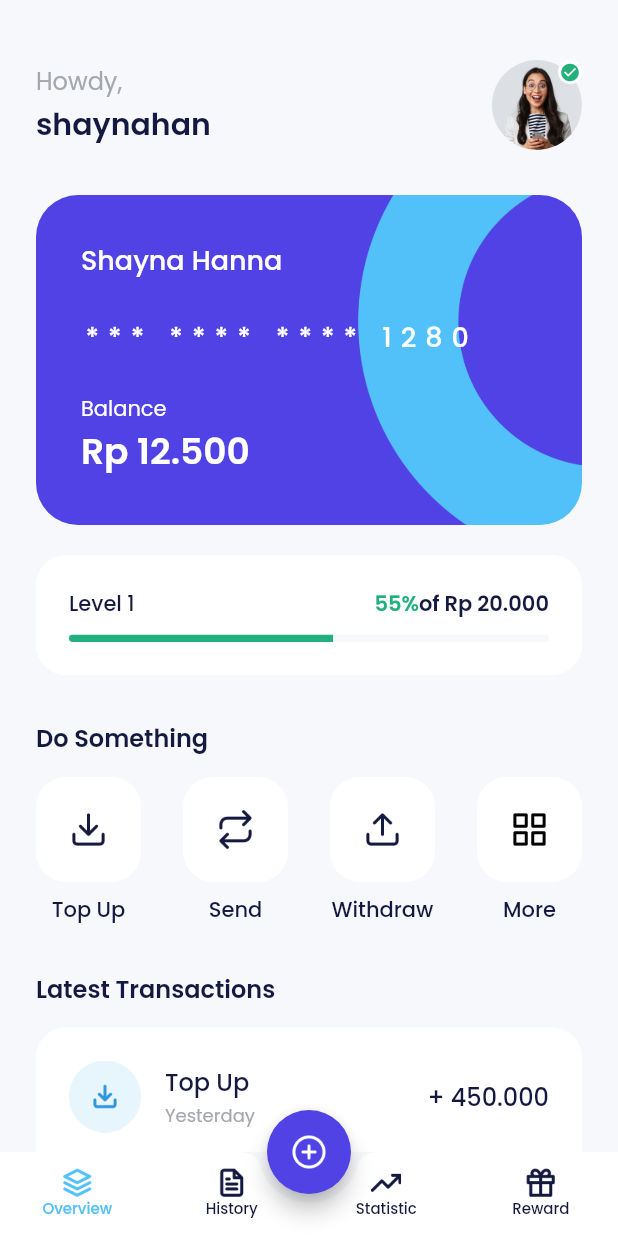
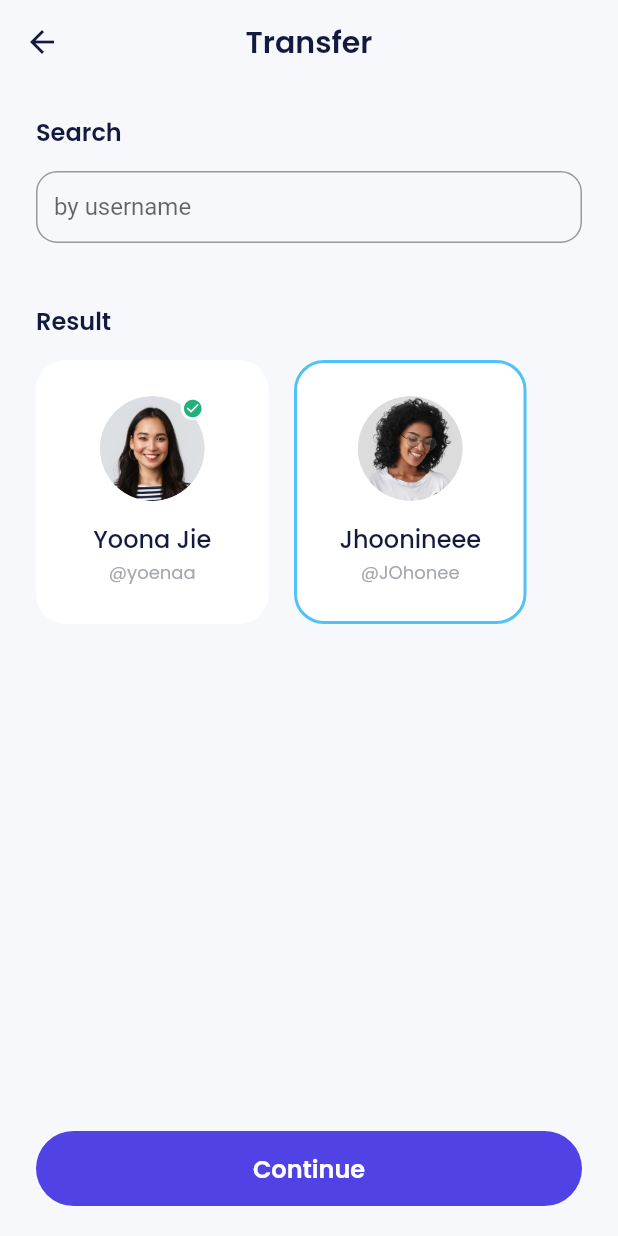
Before and after one commit to Ripat-2345/bank_sha_app, a Flutter app: the HomePage screen opened by its route, after a tap on "Send", on a phone screen of 412 x 824 dp. Run offline on Flutter 3.47's test engine with Material 2 defaults, Android fonts, the phone set to English and light mode, and no system bars; our stand-ins replace another_flushbar, bloc, carousel_slider, equatable, flutter_bloc, google_fonts and 1 more.

Commit message:
feat: creating transfer feature

```diff
--- a/lib/main.dart
+++ b/lib/main.dart
@@ -8,6 +8,9 @@
 import 'package:bank_sha_app/ui/pages/topup_amount_page.dart';
 import 'package:bank_sha_app/ui/pages/topup_page.dart';
 import 'package:bank_sha_app/ui/pages/topup_success_page.dart';
+import 'package:bank_sha_app/ui/pages/transfer_amount_page.dart';
+import 'package:bank_sha_app/ui/pages/transfer_page.dart';
+import 'package:bank_sha_app/ui/pages/transfer_success_page.dart';
 
 import '/ui/pages/home_page.dart';
 import '/ui/pages/sign_up_success_page.dart';
@@ -61,6 +64,9 @@
           '/topup': (context) => const TopupPage(),
           '/topup-amount': (context) => const TopupAmountPage(),
           '/topup-success': (context) => const TopupSuccessPage(),
+          '/transfer': (context) => const TransferPage(),
+          '/transfer-amount': (context) => const TransferAmountPage(),
+          '/transfer-success': (context) => const TransferSuccessPage(),
         },
       ),
     );
--- a/lib/ui/pages/home_page.dart
+++ b/lib/ui/pages/home_page.dart
@@ -280,7 +280,9 @@
               HomeServiceItem(
                 iconUrl: "assets/icons/ic_send.png",
                 title: "Send",
-                onTap: () {},
+                onTap: () {
+                  Navigator.pushNamed(context, "/transfer");
+                },
               ),
               HomeServiceItem(
                 iconUrl: "assets/icons/ic_withdraw.png",
--- /dev/null
+++ b/lib/ui/pages/transfer_page.dart
@@ -0,0 +1,139 @@
+import 'package:bank_sha_app/shared/theme.dart';
+import 'package:bank_sha_app/ui/widgets/buttons.dart';
+import 'package:bank_sha_app/ui/widgets/forms.dart';
+import 'package:bank_sha_app/ui/widgets/transfer_recent_user_item.dart';
+import 'package:bank_sha_app/ui/widgets/transfer_result_user_item.dart';
+import 'package:flutter/material.dart';
+
+class TransferPage extends StatelessWidget {
+  const TransferPage({super.key});
+
+  @override
+  Widget build(BuildContext context) {
+    return Scaffold(
+      appBar: AppBar(
+        title: const Text("Transfer"),
+      ),
+      body: Stack(
+        children: [
+          ListView(
+            padding: const EdgeInsetsDirectional.symmetric(
+              horizontal: 24,
+            ),
+            children: [
+              const SizedBox(height: 20),
+              Text(
+                "Search",
+                style: blackTextStyle.copyWith(
+                  fontSize: 16,
+                  fontWeight: semiBold,
+                ),
+              ),
+              const SizedBox(height: 14),
+              const CustomFormField(
+                title: "by username",
+                isShowTitle: false,
+              ),
+              buildResult(),
+              const SizedBox(
+                height: 80,
+              ),
+            ],
+          ),
+          Align(
+            alignment: Alignment.bottomCenter,
+            child: Container(
+              margin: const EdgeInsets.only(bottom: 20),
+              padding: const EdgeInsetsDirectional.symmetric(
+                horizontal: 24,
+              ),
+              child: CustomFilledButton(
+                title: "Continue",
+                onPressed: () {
+                  Navigator.pushNamed(context, '/transfer-amount');
+                },
+              ),
+            ),
+          ),
+        ],
+      ),
+    );
+  }
+
+  Widget buildRecentUsers() {
+    return Container(
+      margin: const EdgeInsets.only(
+        top: 40,
+      ),
+      child: Column(
+        crossAxisAlignment: CrossAxisAlignment.start,
+        children: [
+          Text(
+            "Recent Users",
+            style: blackTextStyle.copyWith(
+              fontSize: 16,
+              fontWeight: semiBold,
+            ),
+          ),
+          const SizedBox(height: 14),
+          const TransferRecentUserItem(
+            imageUrl: "assets/images/img_friend1.png",
+            name: "Yoona Jie",
+            username: "yoenaa",
+            isVerified: true,
+          ),
+          const TransferRecentUserItem(
+            imageUrl: "assets/images/img_friend2.png",
+            name: "Jhoonineee",
+            username: "JOhonee",
+          ),
+          const TransferRecentUserItem(
+            imageUrl: "assets/images/img_friend3.png",
+            name: "Mairreddd",
+            username: "Mariiie",
+          ),
+        ],
+      ),
+    );
+  }
+
+  Widget buildResult() {
+    return Container(
+      margin: const EdgeInsets.only(
+        top: 40,
+      ),
+      child: Column(
+        crossAxisAlignment: CrossAxisAlignment.start,
+        children: [
+          Text(
+            "Result",
+            style: blackTextStyle.copyWith(
+              fontSize: 16,
+              fontWeight: semiBold,
+            ),
+          ),
+          const SizedBox(height: 14),
+          const Wrap(
+            alignment: WrapAlignment.spaceBetween,
+            spacing: 17,
+            runSpacing: 17,
+            children: [
+              TransferResultUserItem(
+                imageUrl: "assets/images/img_friend1.png",
+                name: "Yoona Jie",
+                username: "yoenaa",
+                isVerified: true,
+              ),
+              TransferResultUserItem(
+                imageUrl: "assets/images/img_friend2.png",
+                name: "Jhoonineee",
+                username: "JOhonee",
+                isSelected: true,
+              ),
+            ],
+          ),
+        ],
+      ),
+    );
+  }
+}
--- a/lib/ui/widgets/forms.dart
+++ b/lib/ui/widgets/forms.dart
@@ -6,32 +6,37 @@
   final String title;
   final bool obscureText;
   final TextEditingController? controller;
+  final bool isShowTitle;
   final TextInputType? keyboardType;
 
-  const CustomFormField(
-      {super.key,
+  const CustomFormField({
+    super.key,
     required this.title,
     this.obscureText = false,
     this.controller,
-      this.keyboardType});
+    this.isShowTitle = true,
+    this.keyboardType,
+  });
 
   @override
   Widget build(BuildContext context) {
     return Column(
       crossAxisAlignment: CrossAxisAlignment.start,
       children: [
+        if (isShowTitle)
           Text(
             title,
             style: blackTextStyle.copyWith(
               fontWeight: medium,
             ),
           ),
-        const SizedBox(height: 8),
+        if (isShowTitle) const SizedBox(height: 8),
         TextFormField(
           controller: controller,
           obscureText: obscureText,
           keyboardType: keyboardType,
           decoration: InputDecoration(
+            hintText: !isShowTitle ? title : null,
             border: OutlineInputBorder(
               borderRadius: BorderRadius.circular(14),
             ),
--- /dev/null
+++ b/lib/ui/widgets/transfer_result_user_item.dart
@@ -0,0 +1,88 @@
+import 'package:bank_sha_app/shared/theme.dart';
+import 'package:flutter/material.dart';
+
+class TransferResultUserItem extends StatelessWidget {
+  final String imageUrl;
+  final String name;
+  final String username;
+  final bool isVerified;
+  final bool isSelected;
+  const TransferResultUserItem({
+    super.key,
+    required this.imageUrl,
+    required this.name,
+    required this.username,
+    this.isVerified = false,
+    this.isSelected = false,
+  });
+
+  @override
+  Widget build(BuildContext context) {
+    return Container(
+      width: 155,
+      height: 176,
+      padding: const EdgeInsets.symmetric(
+        horizontal: 13,
+        vertical: 22,
+      ),
+      decoration: BoxDecoration(
+        color: whiteColor,
+        borderRadius: BorderRadius.circular(20),
+        border: Border.all(
+          color: isSelected ? blueColor : whiteColor,
+          width: 2,
+        ),
+      ),
+      child: Column(
+        children: [
+          Container(
+            width: 70,
+            height: 70,
+            decoration: BoxDecoration(
+              shape: BoxShape.circle,
+              image: DecorationImage(
+                fit: BoxFit.cover,
+                image: AssetImage(imageUrl),
+              ),
+            ),
+            child: isVerified
+                ? Align(
+                    alignment: Alignment.topRight,
+                    child: Container(
+                      width: 16,
+                      height: 16,
+                      decoration: BoxDecoration(
+                        shape: BoxShape.circle,
+                        color: whiteColor,
+                      ),
+                      child: Center(
+                        child: Icon(
+                          Icons.check_circle,
+                          color: greenColor,
+                          size: 14,
+                        ),
+                      ),
+                    ),
+                  )
+                : null,
+          ),
+          const SizedBox(height: 13),
+          Text(
+            name,
+            style: blackTextStyle.copyWith(
+              fontSize: 16,
+              fontWeight: medium,
+            ),
+          ),
+          const SizedBox(height: 2),
+          Text(
+            "@$username",
+            style: greyTextStyle.copyWith(
+              fontSize: 12,
+            ),
+          ),
+        ],
+      ),
+    );
+  }
+}
```
Also changed, not shown: lib/ui/pages/transfer_amount_page.dart (added, +203 -0 lines), lib/ui/pages/transfer_success_page.dart (added, +52 -0 lines), lib/ui/widgets/transfer_recent_user_item.dart (added, +87 -0 lines). Lines whose indentation alone changed are shown as unchanged.
